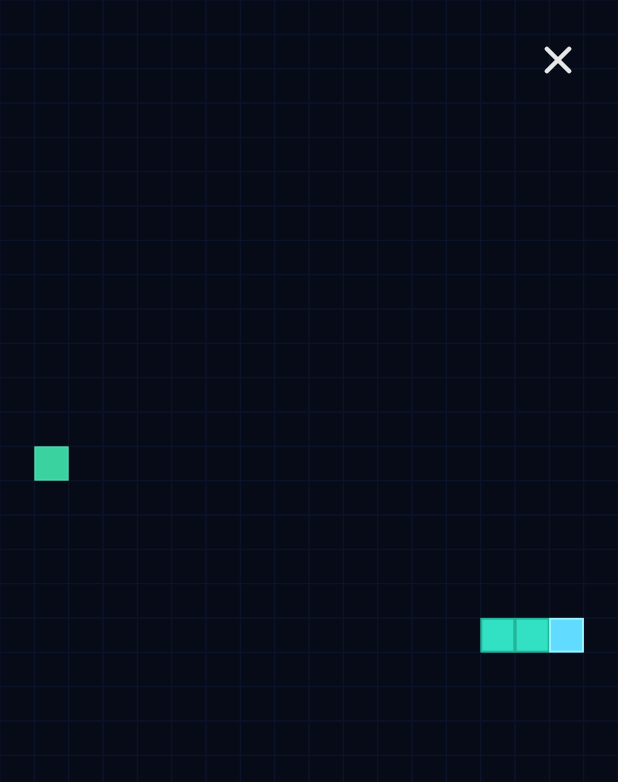
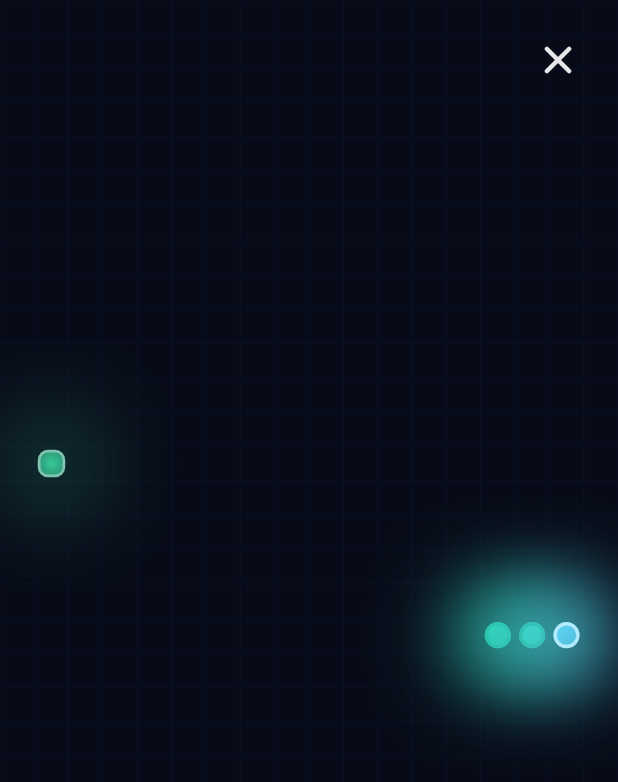
Before and after one commit to fencingbuddha/Snakelike, a Flutter app: the screen it shows after launch, after a tap on "Start Run", on a phone screen of 412 x 824 dp. Shown: the top 782 px of the screen. Run offline on Flutter 3.47's test engine with Material 3 defaults, Android fonts, the phone set to English and light mode, and no system bars.

Commit message:
Glow shader

```diff
--- a/lib/main.dart
+++ b/lib/main.dart
@@ -154,6 +154,8 @@ class _GameScreenState extends State<GameScreen>
   late final Ticker _ticker;
   Duration? _lastTickTimestamp;
   Duration _tickAccumulator = Duration.zero;
+  Duration _sinceGlowFrame = Duration.zero;
+  double _glowPhase = 0;
   Offset _panDelta = Offset.zero;
   bool _panDirectionCommitted = false;
 
@@ -206,7 +208,12 @@ class _GameScreenState extends State<GameScreen>
       return;
     }
 
-    _tickAccumulator += elapsed - previous;
+    final delta = elapsed - previous;
+    _tickAccumulator += delta;
+    _sinceGlowFrame += delta;
+    _glowPhase =
+        (_glowPhase + delta.inMicroseconds / Duration.microsecondsPerSecond) %
+            (2 * pi);
 
     var didAdvance = false;
     while (true) {
@@ -223,7 +230,16 @@ class _GameScreenState extends State<GameScreen>
       }
     }
 
-    if (didAdvance && mounted) {
+    var shouldRepaint = didAdvance;
+    const glowFrameInterval = Duration(milliseconds: 32);
+    if (!shouldRepaint && _sinceGlowFrame >= glowFrameInterval) {
+      shouldRepaint = true;
+      _sinceGlowFrame = Duration.zero;
+    } else if (didAdvance) {
+      _sinceGlowFrame = Duration.zero;
+    }
+
+    if (shouldRepaint && mounted) {
       setState(() {});
     }
   }
@@ -236,6 +252,7 @@ class _GameScreenState extends State<GameScreen>
     engine.reset();
     _tickAccumulator = Duration.zero;
     _lastTickTimestamp = null;
+    _sinceGlowFrame = Duration.zero;
     setState(() {});
   }
 
@@ -306,6 +323,7 @@ class _GameScreenState extends State<GameScreen>
                     state: state,
                     gridWidth: engine.gridWidth,
                     gridHeight: engine.gridHeight,
+                    glowPhase: _glowPhase,
                     onPanStart: _handlePanStart,
                     onPanUpdate: _handlePanUpdate,
                     onPanEnd: _handlePanEnd,
@@ -343,6 +361,7 @@ class _GameBoard extends StatelessWidget {
     required this.state,
     required this.gridWidth,
     required this.gridHeight,
+    required this.glowPhase,
     required this.onPanStart,
     required this.onPanUpdate,
     required this.onPanEnd,
@@ -351,6 +370,7 @@ class _GameBoard extends StatelessWidget {
   final SnakeGameState state;
   final int gridWidth;
   final int gridHeight;
+  final double glowPhase;
   final GestureDragStartCallback onPanStart;
   final GestureDragUpdateCallback onPanUpdate;
   final GestureDragEndCallback onPanEnd;
@@ -371,6 +391,7 @@ class _GameBoard extends StatelessWidget {
               state,
               gridWidth: gridWidth,
               gridHeight: gridHeight,
+              glowPhase: glowPhase,
             ),
           ),
         ),
@@ -384,11 +405,13 @@ class _BoardPainter extends CustomPainter {
     this.state, {
     required this.gridWidth,
     required this.gridHeight,
+    required this.glowPhase,
   });
 
   final SnakeGameState state;
   final int gridWidth;
   final int gridHeight;
+  final double glowPhase;
 
   @override
   void paint(Canvas canvas, Size size) {
@@ -408,6 +431,10 @@ class _BoardPainter extends CustomPainter {
     final backgroundPaint = Paint()..color = const Color(0xff070b18);
     canvas.drawRect(boardRect, backgroundPaint);
 
+    final glowPulse = (sin(glowPhase) + 1) / 2;
+    final foodPulse = (sin(glowPhase * 1.6) + 1) / 2;
+    final gridAlpha = 0.25 + glowPulse * 0.1;
+
     for (var y = 0; y < gridHeight; y += 1) {
       for (var x = 0; x < gridWidth; x += 1) {
         final rect = Rect.fromLTWH(
@@ -416,7 +443,12 @@ class _BoardPainter extends CustomPainter {
           cellSize,
           cellSize,
         );
-        canvas.drawRect(rect, borderPaint);
+        canvas.drawRect(
+          rect,
+          borderPaint
+            ..color = const Color(0xff0b1329).withOpacity(gridAlpha)
+            ..strokeWidth = 0.6,
+        );
       }
     }
 
@@ -426,15 +458,35 @@ class _BoardPainter extends CustomPainter {
       cellSize,
       cellSize,
     );
-    final foodPaint = Paint()
-      ..color = Color(state.food.type.colorHex)
-      ..style = PaintingStyle.fill;
+    final foodColor = Color(state.food.type.colorHex);
+    final foodRadius = cellSize * 0.3;
+    final foodGlowPaint = Paint()
+      ..color = foodColor.withOpacity(0.55)
+      ..style = PaintingStyle.stroke
+      ..strokeWidth = cellSize * (0.28 + foodPulse * 0.12)
+      ..maskFilter =
+          MaskFilter.blur(BlurStyle.normal, cellSize * (0.7 + foodPulse * 0.4));
+    final foodGlowRect = RRect.fromRectXY(
+        foodRect.inflate(cellSize * (0.45 + foodPulse * 0.2)),
+        foodRadius,
+        foodRadius);
+    canvas.drawRRect(foodGlowRect, foodGlowPaint);
+
+    final foodFill = Paint()
+      ..shader = RadialGradient(
+        colors: [
+          foodColor.withOpacity(0.95),
+          foodColor.withOpacity(0.6),
+        ],
+      ).createShader(foodRect);
     final foodBorder = Paint()
-      ..color = Colors.white.withOpacity(0.13)
+      ..color = Colors.white.withOpacity(0.2 + foodPulse * 0.2)
       ..style = PaintingStyle.stroke
-      ..strokeWidth = 1;
-    canvas.drawRect(foodRect, foodPaint);
-    canvas.drawRect(foodRect.deflate(0.5), foodBorder);
+      ..strokeWidth = cellSize * 0.08;
+    final foodRRect = RRect.fromRectXY(
+        foodRect.deflate(cellSize * 0.1), foodRadius, foodRadius);
+    canvas.drawRRect(foodRRect, foodFill);
+    canvas.drawRRect(foodRRect.deflate(cellSize * 0.04), foodBorder);
 
     for (var i = state.snake.length - 1; i >= 0; i -= 1) {
       final segment = state.snake[i];
@@ -444,14 +496,44 @@ class _BoardPainter extends CustomPainter {
         cellSize,
         cellSize,
       );
-      final paint = Paint()
-        ..color = i == 0 ? const Color(0xff61dbff) : const Color(0xff32e0c4);
+      final isHead = i == 0;
+      final segmentColor = isHead
+          ? const Color(0xff61dbff)
+          : const Color(0xff32e0c4).withOpacity(0.9);
+      final glowSigma = cellSize * (0.7 + glowPulse * 0.5);
+      final glowExpansion = cellSize * (0.45 + glowPulse * 0.3);
+      final glowPaint = Paint()
+        ..color = segmentColor.withOpacity(isHead ? 0.7 : 0.5 + glowPulse * 0.2)
+        ..maskFilter = MaskFilter.blur(BlurStyle.normal, glowSigma);
+      final glowRRect = RRect.fromRectXY(
+        rect.inflate(glowExpansion),
+        cellSize * 0.7,
+        cellSize * 0.7,
+      );
+      canvas.drawRRect(glowRRect, glowPaint);
+
+      final fillRRect = RRect.fromRectXY(
+        rect.deflate(cellSize * 0.12),
+        cellSize * 0.4,
+        cellSize * 0.4,
+      );
+      final fillPaint = Paint()
+        ..shader = LinearGradient(
+          begin: Alignment.topLeft,
+          end: Alignment.bottomRight,
+          colors: [
+            segmentColor.withOpacity(0.95),
+            segmentColor.withOpacity(0.65),
+          ],
+        ).createShader(rect);
+      canvas.drawRRect(fillRRect, fillPaint);
+
       final border = Paint()
-        ..color = i == 0 ? const Color(0xff9bf6ff) : const Color(0xff22b498)
+        ..color = (isHead ? const Color(0xffc8f3ff) : const Color(0xff22b498))
+            .withOpacity(0.8)
         ..style = PaintingStyle.stroke
-        ..strokeWidth = 1.2;
-      canvas.drawRect(rect, paint);
-      canvas.drawRect(rect.deflate(0.5), border);
+        ..strokeWidth = cellSize * 0.1;
+      canvas.drawRRect(fillRRect.deflate(cellSize * 0.05), border);
     }
   }
 
@@ -459,7 +541,8 @@ class _BoardPainter extends CustomPainter {
   bool shouldRepaint(covariant _BoardPainter oldDelegate) =>
       oldDelegate.state != state ||
       oldDelegate.gridWidth != gridWidth ||
-      oldDelegate.gridHeight != gridHeight;
+      oldDelegate.gridHeight != gridHeight ||
+      oldDelegate.glowPhase != glowPhase;
 }
 
 class _LegendPanel extends StatelessWidget {
```
